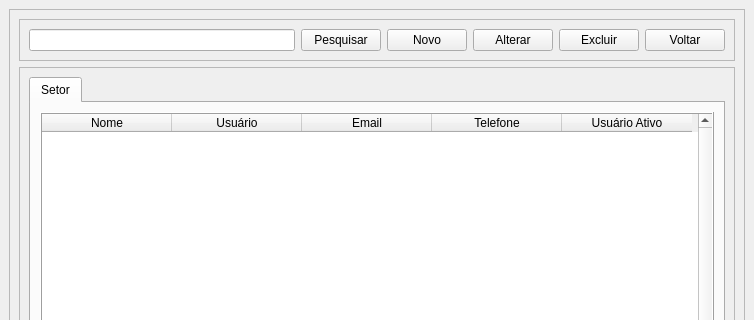
Qt form View/Telas/CD_Setor.ui (Blastoles/ProjetoSCGI) before a commit; both pictures show x 0 to 754 and y 0 to 320 of the 754 by 511 pixel window.
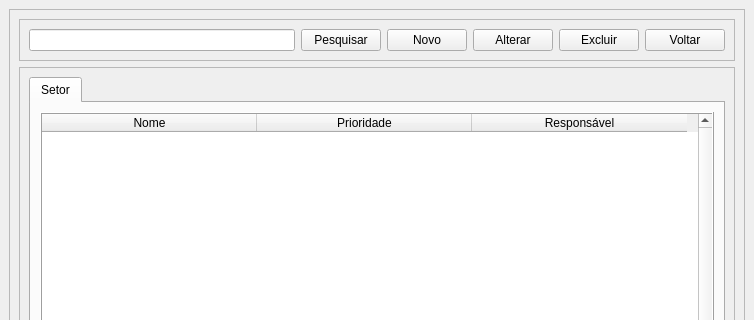
The same form after that commit. Icons and pictures are not drawn.

```diff
--- a/View/Telas/CD_Setor.ui
+++ b/View/Telas/CD_Setor.ui
@@ -187,7 +187,7 @@
                    <bool>false</bool>
                   </attribute>
                   <attribute name="horizontalHeaderDefaultSectionSize">
-                   <number>130</number>
+                   <number>215</number>
                   </attribute>
                   <attribute name="horizontalHeaderHighlightSections">
                    <bool>true</bool>
@@ -202,22 +202,12 @@
                   </column>
                   <column>
                    <property name="text">
-                    <string>Usuário</string>
+                    <string>Prioridade</string>
                    </property>
                   </column>
                   <column>
                    <property name="text">
-                    <string>Email</string>
-                   </property>
-                  </column>
-                  <column>
-                   <property name="text">
-                    <string>Telefone</string>
-                   </property>
-                  </column>
-                  <column>
-                   <property name="text">
-                    <string>Usuário Ativo</string>
+                    <string>Responsável</string>
                    </property>
                   </column>
                  </widget>
```
Left out of the diff: 6 changed lines with no effect on the pictures.
